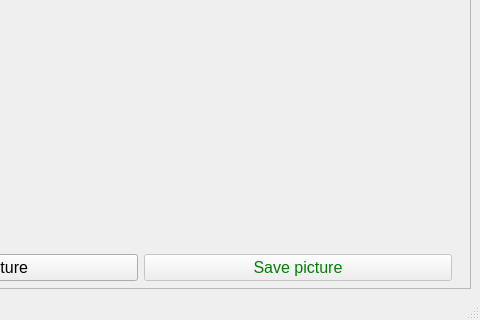
JersyJ/deepface-example, file ui/main_window.ui: the form before one commit; both pictures show x 400 to 880 and y 253 to 573 of the 880 by 573 pixel window.
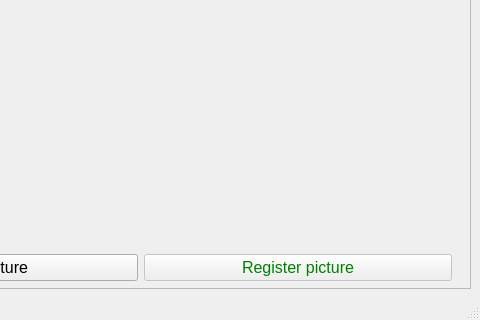
The form after the commit. Icons and pictures are not drawn.

```diff
--- a/ui/main_window.ui
+++ b/ui/main_window.ui
@@ -255,7 +255,7 @@
              <string notr="true">QPushButton {color: green;}</string>
             </property>
             <property name="text">
-             <string>Save picture</string>
+             <string>Register picture</string>
             </property>
            </widget>
           </item>
```
Left out of the diff: 7 changed lines with no effect on the pictures.
